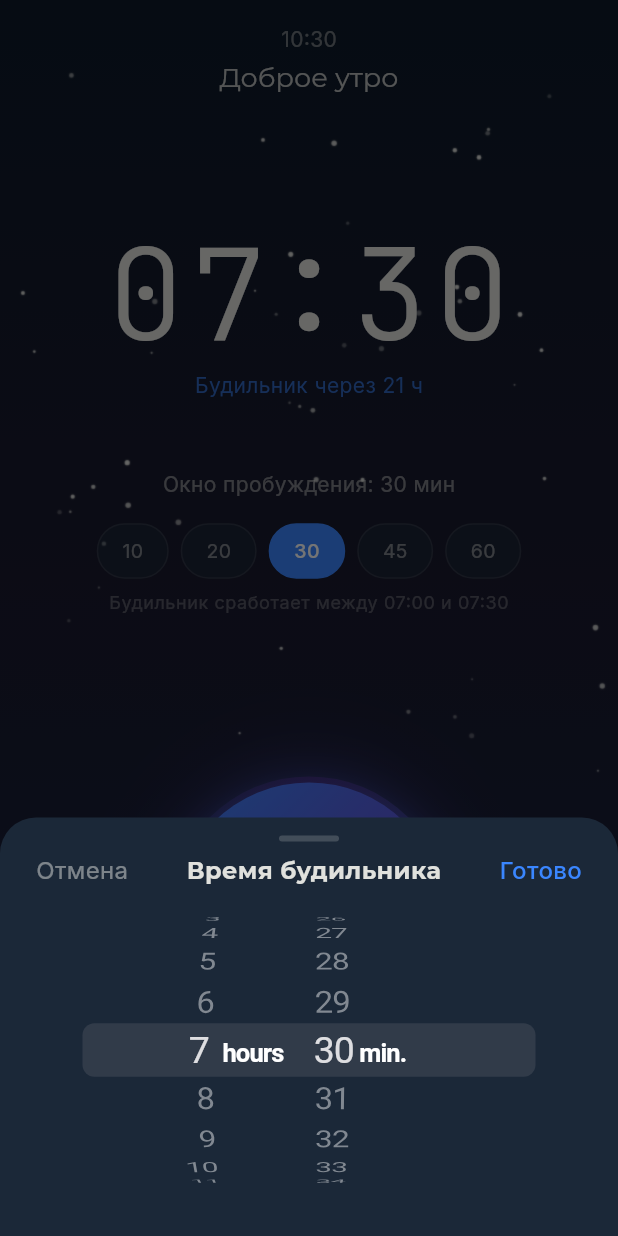
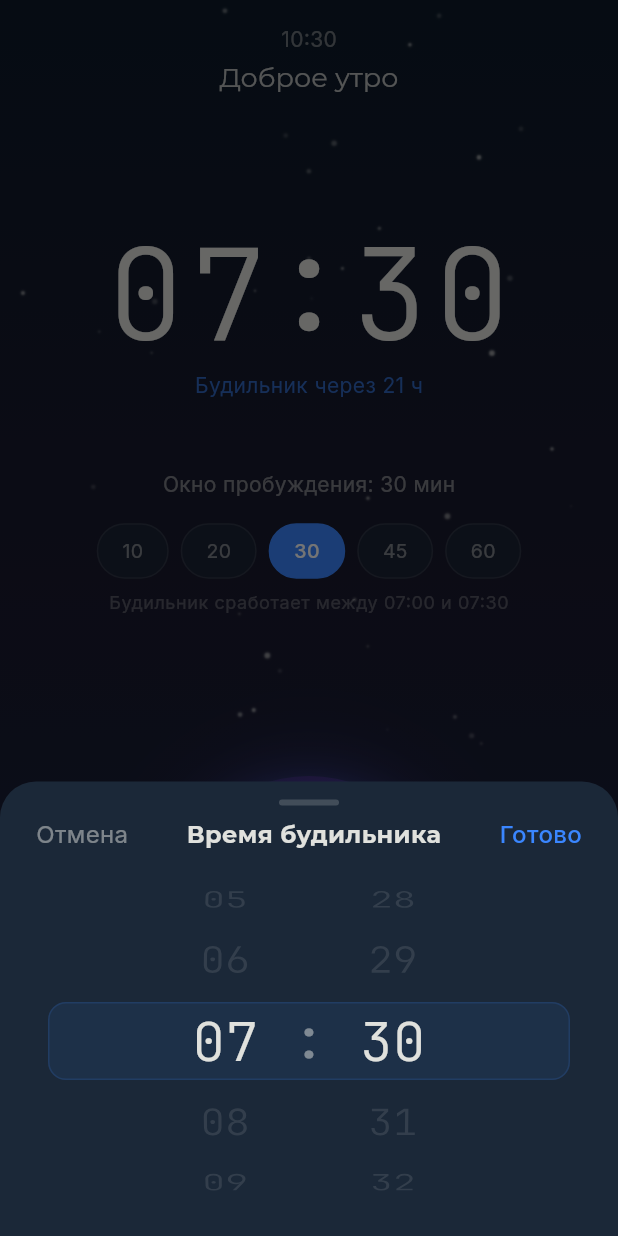
Before and after one commit to ganzhubas/SleepWise, a Flutter app: the HomeShell screen opened by its route, after a tap on an icon or button, on a phone screen of 412 x 824 dp. Run offline on Flutter 3.47's test engine with Material 3 defaults, Android fonts, the phone set to English and light mode, and no system bars; our stand-ins replace permission_handler, shared_preferences; accounts and stored records are empty; project files that could hold a hidden picture were left out.

Commit message:
Add custom time picker, animated digits, enhanced star and button animations
- Replace CupertinoTimerPicker with dual-drum ListWheelScrollView picker
  (hours 0-23 + minutes 0-59) in dark-themed bottom sheet
- Add breathe scale pulse (1.0→1.03→1.0, 2s cycle) to START button
- Enhance star field: 35 stars with individual twinkle periods (3-8s)
  and softer opacity range for a more organic night sky
- Add AnimatedSwitcher with slide+fade transition on alarm time digits
- Update golden tests with 6 states: alarm screen, time picker overlay,
  standalone picker, START button pulse, statistics tab, settings tab

https://claude.ai/code/session_01APCw41t2XuADAzdXJvivoj

```diff
--- a/lib/features/alarm/alarm_screen.dart
+++ b/lib/features/alarm/alarm_screen.dart
@@ -1,11 +1,12 @@
 import 'dart:async';
-import 'package:flutter/cupertino.dart';
 import 'package:flutter/material.dart';
 import '../../core/constants/app_dimensions.dart';
+import '../../core/constants/app_durations.dart';
 import '../../core/theme/app_colors.dart';
 import '../../core/theme/app_typography.dart';
 import '../../widgets/gradient_background.dart';
 import 'widgets/start_button.dart';
+import 'widgets/time_picker_sheet.dart';
 import 'widgets/wake_window_selector.dart';
 
 class AlarmScreen extends StatefulWidget {
@@ -76,7 +77,7 @@ class _AlarmScreenState extends State<AlarmScreen> {
     showModalBottomSheet(
       context: context,
       backgroundColor: Colors.transparent,
-      builder: (ctx) => _TimePickerSheet(
+      builder: (ctx) => TimePickerSheet(
         initial: _alarmTime,
         onConfirm: (t) {
           setState(() => _alarmTime = t);
@@ -117,27 +118,21 @@ class _AlarmScreenState extends State<AlarmScreen> {
 
             const Spacer(flex: 2),
 
-            // Alarm time — tappable
+            // Alarm time — tappable, with animated digit transition
             GestureDetector(
               onTap: _openTimePicker,
               child: Column(
                 children: [
-                  Text(
-                    '${_alarmTime.hour.toString().padLeft(2, '0')}:${_alarmTime.minute.toString().padLeft(2, '0')}',
-                    style: TextStyle(
-                      fontFamily: AppTypography.mono,
-                      fontSize: 84,
-                      fontWeight: FontWeight.w300,
-                      color: AppColors.moonlight,
-                      letterSpacing: 4,
-                      height: 1,
-                    ),
-                  ),
+                  _AnimatedTimeDisplay(time: _alarmTime),
                   const SizedBox(height: AppDimensions.paddingS),
-                  Text(
+                  AnimatedSwitcher(
+                    duration: AppDurations.normal,
+                    child: Text(
                       _timeUntilAlarm,
+                      key: ValueKey(_timeUntilAlarm),
                       style: theme.textTheme.bodyMedium?.copyWith(
                         color: AppColors.calmBlue.withValues(alpha: 0.7),
+                      ),
                     ),
                   ),
                 ],
@@ -180,123 +175,45 @@ class _AlarmScreenState extends State<AlarmScreen> {
 }
 
 // ─────────────────────────────────────────────────────────────────────────────
-// Cupertino-style time picker bottom sheet
+// Animated time display — slides digits up/down on change
 // ─────────────────────────────────────────────────────────────────────────────
 
-class _TimePickerSheet extends StatefulWidget {
-  final TimeOfDay initial;
-  final ValueChanged<TimeOfDay> onConfirm;
+class _AnimatedTimeDisplay extends StatelessWidget {
+  final TimeOfDay time;
 
-  const _TimePickerSheet({required this.initial, required this.onConfirm});
-
-  @override
-  State<_TimePickerSheet> createState() => _TimePickerSheetState();
-}
-
-class _TimePickerSheetState extends State<_TimePickerSheet> {
-  late Duration _selected;
-
-  @override
-  void initState() {
-    super.initState();
-    _selected = Duration(
-      hours: widget.initial.hour,
-      minutes: widget.initial.minute,
-    );
-  }
+  const _AnimatedTimeDisplay({required this.time});
 
   @override
   Widget build(BuildContext context) {
-    return Container(
-      decoration: const BoxDecoration(
-        color: AppColors.darkSurface,
-        borderRadius: BorderRadius.vertical(top: Radius.circular(24)),
+    final timeStr =
+        '${time.hour.toString().padLeft(2, '0')}:${time.minute.toString().padLeft(2, '0')}';
+
+    return AnimatedSwitcher(
+      duration: AppDurations.slow,
+      switchInCurve: Curves.easeOutCubic,
+      switchOutCurve: Curves.easeInCubic,
+      transitionBuilder: (child, animation) {
+        return FadeTransition(
+          opacity: animation,
+          child: SlideTransition(
+            position: Tween<Offset>(
+              begin: const Offset(0, 0.15),
+              end: Offset.zero,
+            ).animate(animation),
+            child: child,
           ),
-      child: SafeArea(
-        top: false,
-        child: Column(
-          mainAxisSize: MainAxisSize.min,
-          children: [
-            // Handle
-            const SizedBox(height: 12),
-            Container(
-              width: 40,
-              height: 4,
-              decoration: BoxDecoration(
-                color: AppColors.moonlight.withValues(alpha: 0.2),
-                borderRadius: BorderRadius.circular(2),
-              ),
-            ),
-            const SizedBox(height: 8),
-
-            // Header
-            Padding(
-              padding: const EdgeInsets.symmetric(
-                horizontal: AppDimensions.paddingL,
-              ),
-              child: Row(
-                mainAxisAlignment: MainAxisAlignment.spaceBetween,
-                children: [
-                  GestureDetector(
-                    onTap: () => Navigator.pop(context),
+        );
+      },
       child: Text(
-                      'Отмена',
+        timeStr,
+        key: ValueKey(timeStr),
         style: TextStyle(
-                        color: AppColors.moonlight.withValues(alpha: 0.5),
-                        fontSize: 16,
-                      ),
-                    ),
-                  ),
-                  Text(
-                    'Время будильника',
-                    style: TextStyle(
-                      fontFamily: 'Montserrat',
-                      fontSize: 16,
-                      fontWeight: FontWeight.w600,
+          fontFamily: AppTypography.mono,
+          fontSize: 84,
+          fontWeight: FontWeight.w300,
           color: AppColors.moonlight,
-                    ),
-                  ),
-                  GestureDetector(
-                    onTap: () {
-                      final h = _selected.inHours % 24;
-                      final m = _selected.inMinutes % 60;
-                      widget.onConfirm(TimeOfDay(hour: h, minute: m));
-                    },
-                    child: const Text(
-                      'Готово',
-                      style: TextStyle(
-                        color: AppColors.calmBlue,
-                        fontSize: 16,
-                        fontWeight: FontWeight.w600,
-                      ),
-                    ),
-                  ),
-                ],
-              ),
-            ),
-
-            // Picker
-            SizedBox(
-              height: 216,
-              child: CupertinoTheme(
-                data: const CupertinoThemeData(
-                  brightness: Brightness.dark,
-                  textTheme: CupertinoTextThemeData(
-                    dateTimePickerTextStyle: TextStyle(
-                      color: AppColors.moonlight,
-                      fontSize: 22,
-                    ),
-                  ),
-                ),
-                child: CupertinoTimerPicker(
-                  mode: CupertinoTimerPickerMode.hm,
-                  initialTimerDuration: _selected,
-                  onTimerDurationChanged: (d) => _selected = d,
-                ),
-              ),
-            ),
-            const SizedBox(height: 16),
-          ],
+          letterSpacing: 4,
+          height: 1,
         ),
       ),
     );
--- a/lib/features/alarm/widgets/start_button.dart
+++ b/lib/features/alarm/widgets/start_button.dart
@@ -59,7 +59,10 @@ class _StartButtonState extends State<StartButton>
       animation: Listenable.merge([_pulseAnimation, _scaleAnimation]),
       builder: (context, _) {
         final pulse = _pulseAnimation.value;
-        final scale = _scaleAnimation.value;
+        final tapScale = _scaleAnimation.value;
+        // Breathe: 1.0 → 1.03 → 1.0 synced with glow pulse
+        final breatheScale = 1.0 + pulse * 0.03;
+        final scale = tapScale * breatheScale;
 
         return Transform.scale(
           scale: scale,
--- /dev/null
+++ b/lib/features/alarm/widgets/time_picker_sheet.dart
@@ -0,0 +1,239 @@
+import 'package:flutter/material.dart';
+import '../../../core/constants/app_dimensions.dart';
+import '../../../core/theme/app_colors.dart';
+import '../../../core/theme/app_typography.dart';
+
+/// Custom dual-drum time picker bottom sheet with hours (0-23) and minutes (0-59).
+class TimePickerSheet extends StatefulWidget {
+  final TimeOfDay initial;
+  final ValueChanged<TimeOfDay> onConfirm;
+
+  const TimePickerSheet({
+    super.key,
+    required this.initial,
+    required this.onConfirm,
+  });
+
+  @override
+  State<TimePickerSheet> createState() => _TimePickerSheetState();
+}
+
+class _TimePickerSheetState extends State<TimePickerSheet> {
+  late final FixedExtentScrollController _hourController;
+  late final FixedExtentScrollController _minuteController;
+  late int _selectedHour;
+  late int _selectedMinute;
+
+  @override
+  void initState() {
+    super.initState();
+    _selectedHour = widget.initial.hour;
+    _selectedMinute = widget.initial.minute;
+    _hourController = FixedExtentScrollController(initialItem: _selectedHour);
+    _minuteController =
+        FixedExtentScrollController(initialItem: _selectedMinute);
+  }
+
+  @override
+  void dispose() {
+    _hourController.dispose();
+    _minuteController.dispose();
+    super.dispose();
+  }
+
+  @override
+  Widget build(BuildContext context) {
+    return Container(
+      decoration: const BoxDecoration(
+        color: AppColors.darkSurface,
+        borderRadius: BorderRadius.vertical(top: Radius.circular(24)),
+      ),
+      child: SafeArea(
+        top: false,
+        child: Column(
+          mainAxisSize: MainAxisSize.min,
+          children: [
+            // Handle
+            const SizedBox(height: 12),
+            Container(
+              width: 40,
+              height: 4,
+              decoration: BoxDecoration(
+                color: AppColors.moonlight.withValues(alpha: 0.2),
+                borderRadius: BorderRadius.circular(2),
+              ),
+            ),
+            const SizedBox(height: 8),
+
+            // Header row
+            Padding(
+              padding: const EdgeInsets.symmetric(
+                horizontal: AppDimensions.paddingL,
+              ),
+              child: Row(
+                mainAxisAlignment: MainAxisAlignment.spaceBetween,
+                children: [
+                  GestureDetector(
+                    onTap: () => Navigator.pop(context),
+                    child: Text(
+                      'Отмена',
+                      style: TextStyle(
+                        color: AppColors.moonlight.withValues(alpha: 0.5),
+                        fontSize: 16,
+                      ),
+                    ),
+                  ),
+                  Text(
+                    'Время будильника',
+                    style: TextStyle(
+                      fontFamily: 'Montserrat',
+                      fontSize: 16,
+                      fontWeight: FontWeight.w600,
+                      color: AppColors.moonlight,
+                    ),
+                  ),
+                  GestureDetector(
+                    onTap: () {
+                      widget.onConfirm(TimeOfDay(
+                        hour: _selectedHour,
+                        minute: _selectedMinute,
+                      ));
+                    },
+                    child: const Text(
+                      'Готово',
+                      style: TextStyle(
+                        color: AppColors.calmBlue,
+                        fontSize: 16,
+                        fontWeight: FontWeight.w600,
+                      ),
+                    ),
+                  ),
+                ],
+              ),
+            ),
+
+            const SizedBox(height: 16),
+
+            // Dual-drum picker
+            SizedBox(
+              height: 220,
+              child: Stack(
+                children: [
+                  // Center highlight strip
+                  Center(
+                    child: Container(
+                      height: 52,
+                      margin: const EdgeInsets.symmetric(horizontal: 32),
+                      decoration: BoxDecoration(
+                        borderRadius: BorderRadius.circular(
+                          AppDimensions.radiusM,
+                        ),
+                        color: AppColors.calmBlue.withValues(alpha: 0.08),
+                        border: Border.all(
+                          color: AppColors.calmBlue.withValues(alpha: 0.15),
+                          width: 1,
+                        ),
+                      ),
+                    ),
+                  ),
+                  // Wheels row
+                  Row(
+                    children: [
+                      const Spacer(),
+                      // Hours drum
+                      SizedBox(
+                        width: 90,
+                        child: ListWheelScrollView.useDelegate(
+                          controller: _hourController,
+                          physics: const FixedExtentScrollPhysics(),
+                          itemExtent: 52,
+                          diameterRatio: 1.5,
+                          perspective: 0.003,
+                          overAndUnderCenterOpacity: 0.3,
+                          onSelectedItemChanged: (i) {
+                            setState(() => _selectedHour = i);
+                          },
+                          childDelegate: ListWheelChildBuilderDelegate(
+                            childCount: 24,
+                            builder: (context, index) {
+                              final selected = index == _selectedHour;
+                              return Center(
+                                child: Text(
+                                  index.toString().padLeft(2, '0'),
+                                  style: TextStyle(
+                                    fontFamily: AppTypography.mono,
+                                    fontSize: selected ? 36 : 28,
+                                    fontWeight: FontWeight.w300,
+                                    color: selected
+                                        ? AppColors.moonlight
+                                        : AppColors.moonlight
+                                            .withValues(alpha: 0.4),
+                                  ),
+                                ),
+                              );
+                            },
+                          ),
+                        ),
+                      ),
+                      // Colon
+                      Padding(
+                        padding: const EdgeInsets.only(bottom: 4),
+                        child: Text(
+                          ':',
+                          style: TextStyle(
+                            fontFamily: AppTypography.mono,
+                            fontSize: 36,
+                            fontWeight: FontWeight.w300,
+                            color: AppColors.moonlight.withValues(alpha: 0.5),
+                          ),
+                        ),
+                      ),
+                      // Minutes drum
+                      SizedBox(
+                        width: 90,
+                        child: ListWheelScrollView.useDelegate(
+                          controller: _minuteController,
+                          physics: const FixedExtentScrollPhysics(),
+                          itemExtent: 52,
+                          diameterRatio: 1.5,
+                          perspective: 0.003,
+                          overAndUnderCenterOpacity: 0.3,
+                          onSelectedItemChanged: (i) {
+                            setState(() => _selectedMinute = i);
+                          },
+                          childDelegate: ListWheelChildBuilderDelegate(
+                            childCount: 60,
+                            builder: (context, index) {
+                              final selected = index == _selectedMinute;
+                              return Center(
+                                child: Text(
+                                  index.toString().padLeft(2, '0'),
+                                  style: TextStyle(
+                                    fontFamily: AppTypography.mono,
+                                    fontSize: selected ? 36 : 28,
+                                    fontWeight: FontWeight.w300,
+                                    color: selected
+                                        ? AppColors.moonlight
+                                        : AppColors.moonlight
+                                            .withValues(alpha: 0.4),
+                                  ),
+                                ),
+                              );
+                            },
+                          ),
+                        ),
+                      ),
+                      const Spacer(),
+                    ],
+                  ),
+                ],
+              ),
+            ),
+
+            const SizedBox(height: 20),
+          ],
+        ),
+      ),
+    );
+  }
+}
--- a/lib/widgets/gradient_background.dart
+++ b/lib/widgets/gradient_background.dart
@@ -55,11 +55,12 @@ class _AnimatedStarsState extends State<_AnimatedStars>
   void initState() {
     super.initState();
     final rng = math.Random(42);
-    _stars = List.generate(50, (_) => _Star.random(rng));
+    _stars = List.generate(35, (_) => _Star.random(rng));
+    // Long-running linear controller — elapsed time drives individual periods
     _controller = AnimationController(
       vsync: this,
-      duration: const Duration(seconds: 4),
-    )..repeat(reverse: true);
+      duration: const Duration(seconds: 240),
+    )..repeat();
   }
 
   @override
@@ -76,7 +77,7 @@ class _AnimatedStarsState extends State<_AnimatedStars>
         return CustomPaint(
           painter: _StarsPainter(
             stars: _stars,
-            twinkle: _controller.value,
+            elapsed: _controller.value * 240, // seconds
           ),
           size: Size.infinite,
         );
@@ -90,12 +91,14 @@ class _Star {
   final double y;
   final double radius;
   final double phase; // 0..1 offset for twinkle
+  final double period; // individual twinkle period in seconds (3-8)
 
   _Star({
     required this.x,
     required this.y,
     required this.radius,
     required this.phase,
+    required this.period,
   });
 
   factory _Star.random(math.Random rng) => _Star(
@@ -103,23 +106,26 @@ class _Star {
         y: rng.nextDouble() * 0.7, // mostly in top 70%
         radius: 0.5 + rng.nextDouble() * 1.5,
         phase: rng.nextDouble(),
+        period: 3.0 + rng.nextDouble() * 5.0, // 3-8 seconds
       );
 }
 
 class _StarsPainter extends CustomPainter {
   final List<_Star> stars;
-  final double twinkle;
+  final double elapsed;
 
-  _StarsPainter({required this.stars, required this.twinkle});
+  _StarsPainter({required this.stars, required this.elapsed});
 
   @override
   void paint(Canvas canvas, Size size) {
     for (final star in stars) {
-      final offset = (twinkle + star.phase) % 1.0;
-      final opacity = 0.3 + 0.7 * ((math.sin(offset * math.pi * 2) + 1) / 2);
+      // Each star twinkles at its own period
+      final t = elapsed / star.period + star.phase;
+      final opacity =
+          0.15 + 0.55 * ((math.sin(t * math.pi * 2) + 1) / 2);
       final paint = Paint()
         ..color = AppColors.moonlight.withValues(alpha: opacity)
-        ..maskFilter = const MaskFilter.blur(BlurStyle.normal, 0.5);
+        ..maskFilter = const MaskFilter.blur(BlurStyle.normal, 0.8);
       canvas.drawCircle(
         Offset(star.x * size.width, star.y * size.height),
         star.radius,
@@ -130,5 +136,5 @@ class _StarsPainter extends CustomPainter {
 
   @override
   bool shouldRepaint(_StarsPainter oldDelegate) =>
-      twinkle != oldDelegate.twinkle;
+      elapsed != oldDelegate.elapsed;
 }
```
Also changed, not shown: 15 other files. Lines whose indentation alone changed are shown as unchanged.
